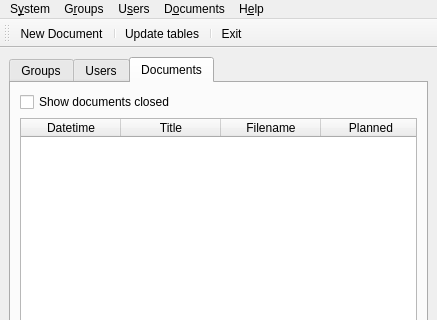
First picture: the form in ui/frmMain.ui, repository turulomio/didyoureadme, before the edit; both pictures show x 0 to 437 and y 0 to 320 of the 437 by 531 pixel window.
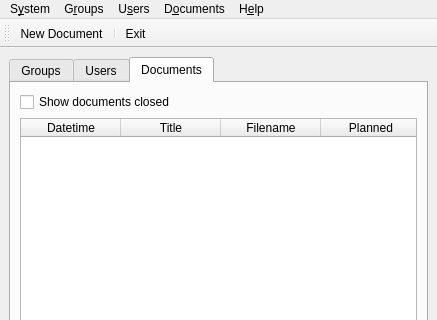
Second picture: the form after the edit. Icons and pictures are not drawn.

What changed in the file:
```diff
--- a/ui/frmMain.ui
+++ b/ui/frmMain.ui
@@ -290,8 +290,6 @@
    </attribute>
    <addaction name="actionDocumentNew"/>
    <addaction name="separator"/>
-   <addaction name="actionTablesUpdate"/>
-   <addaction name="separator"/>
    <addaction name="actionExit"/>
   </widget>
   <widget class="QStatusBar" name="status"/>
```
